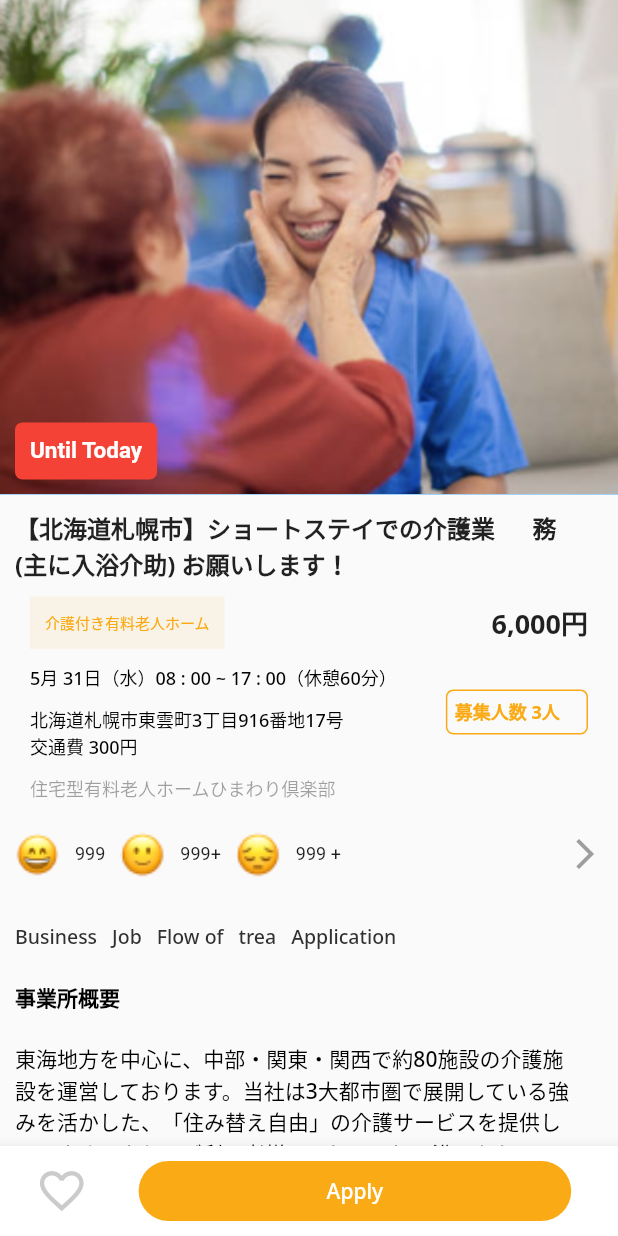
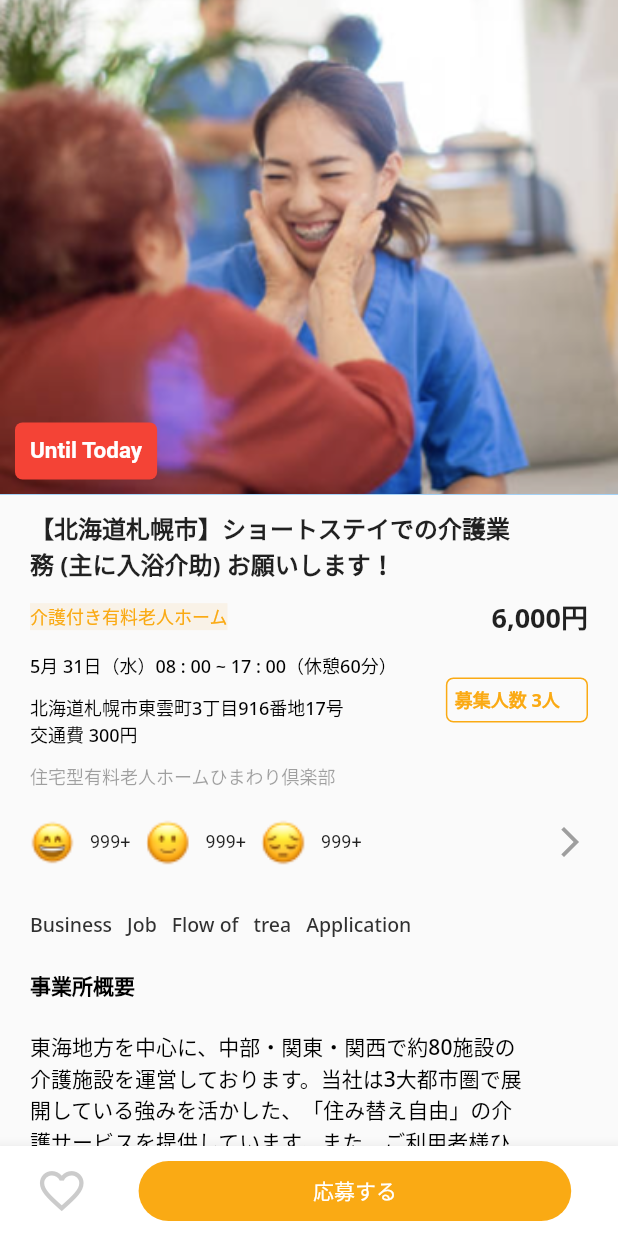
Before and after one commit to sreejagath/stuntech, a Flutter app: the JobDetails screen opened directly, on a phone screen of 412 x 824 dp. Run offline on Flutter 3.47's test engine with Material 2 defaults, Android fonts, the light colour scheme and no system bars; our stand-ins replace get, google_fonts.

Commit message:
UI update

```diff
--- a/lib/view/job_details.dart
+++ b/lib/view/job_details.dart
@@ -20,13 +20,12 @@ class JobDetails extends StatelessWidget {
           children: [
             HeaderImage(),
             Padding(
-              padding: const EdgeInsets.all(10),
+              padding: const EdgeInsets.symmetric(horizontal: 20, vertical: 10),
               child: Column(
+                crossAxisAlignment: CrossAxisAlignment.start,
                 children: [
-                  Row(
-                    children: [
-                      Container(
-                        width: MediaQuery.of(context).size.width * 0.9,
+                  SizedBox(
+                    width: MediaQuery.of(context).size.width * 0.8,
                     child: Text(
                       //'[Sapporo, Hokkaido] Nursing care business in a short stay (mainly bathing assistance), please!' ,
                       '【北海道札幌市】ショートステイでの介護業      務 (主に入浴介助) お願いします！',
@@ -37,24 +36,20 @@ class JobDetails extends StatelessWidget {
                       ),
                     ),
                   ),
-                    ],
-                  ),
                   const SizedBox(
                     height: 10,
                   ),
-                  Padding(
-                    padding: const EdgeInsets.only(left: 10, right: 10),
-                    child: Row(
+                  Row(
                     mainAxisAlignment: MainAxisAlignment.spaceAround,
                     children: [
                       Container(
                         color: const Color(0xFFEEAB40).withOpacity(0.1),
-                          padding: const EdgeInsets.all(10),
+                        //padding: const EdgeInsets.all(10),
                         child: Text(
                           '介護付き有料老人ホーム',
                           //'Paid nursing home for elderly',
                           style: TextStyle(
-                              fontSize: 10,
+                            fontSize: 12,
                             color: mainText,
                             fontFamily: GoogleFonts.notoSans().fontFamily,
                             fontWeight: FontWeight.w500,
@@ -73,7 +68,6 @@ class JobDetails extends StatelessWidget {
                       ),
                     ],
                   ),
-                  ),
                   // const SizedBox(
                   //   height: 10,
                   // ),
@@ -81,9 +75,7 @@ class JobDetails extends StatelessWidget {
                   const SizedBox(
                     height: 10,
                   ),
-                  Padding(
-                    padding: const EdgeInsets.only(left: 10, right: 10),
-                    child: Column(
+                  Column(
                     children: [
                       JobDetail(),
                       const SizedBox(
@@ -105,18 +97,20 @@ class JobDetails extends StatelessWidget {
                         ],
                       ),
                     ],
-                    ),
                   )
                 ],
               ),
             ),
-            const Reactions(),
+            Padding(
+              padding: const EdgeInsets.symmetric(horizontal: 10, ),
+              child: const Reactions(),
+            ),
             const SizedBox(
               height: 10,
             ),
             Padding(
-                padding: const EdgeInsets.all(10.0),
-                child: Container(
+                padding: const EdgeInsets.symmetric(horizontal: 20, vertical: 10),
+                child: SizedBox(
                   height: 20,
                   child: Row(
                     children: [
@@ -152,7 +146,7 @@ class JobDetails extends StatelessWidget {
             //   height: 10,
             // ),
             Padding(
-              padding: const EdgeInsets.all(10.0),
+              padding: const EdgeInsets.symmetric(horizontal: 20, vertical: 10),
               child: Column(
                 children: [
                   Row(
@@ -173,7 +167,7 @@ class JobDetails extends StatelessWidget {
                   Row(
                     children: [
                       SizedBox(
-                        width: MediaQuery.of(context).size.width * 0.9,
+                        width: MediaQuery.of(context).size.width * 0.8,
                         child: Text(
                             '''東海地方を中心に、中部・関東・関西で約80施設の介護施設を運営しております。当社は3大都市圏で展開している強みを活かした、「住み替え自由」の介護サービスを提供しています。また、ご利用者様ひとりひとりに沿ったケアの実践だけでなく、ご家族様にも安心して預けていただけるようなサポート体''',
                             //'''We operate about 80 long-term care facilities in the Chubu, Kanto, and Kansai regions, mainly in the Tokai region. We provide "free relocation" long-term care services that take advantage of our strengths in the three major metropolitan areas. In addition to practicing care tailored to each user, a support body that allows families to leave it with peace of mind.''',
@@ -184,6 +178,23 @@ class JobDetails extends StatelessWidget {
                               fontWeight: FontWeight.w500,
                             )),
                       ),
+                    ],
+                  ),
+                  SizedBox(height: 10,),
+                  Row(
+                    mainAxisAlignment:MainAxisAlignment.center,
+                    children: [
+                      Icon(Icons.arrow_drop_down, color: Colors.grey, size: 20,),
+                      const SizedBox(
+                        width: 10,
+                      ),
+                      Text('もっとみる',
+                          style: TextStyle(
+                            fontSize: 14,
+                            color: Colors.grey,
+                            fontFamily: GoogleFonts.notoSans().fontFamily,
+                            fontWeight: FontWeight.w500,
+                          )),
                     ],
                   ),
                   const SizedBox(
@@ -237,7 +248,7 @@ class JobDetails extends StatelessWidget {
               thickness: 1,
             ),
             Padding(
-                padding: const EdgeInsets.all(10.0),
+                padding: const EdgeInsets.symmetric(horizontal: 20, vertical: 10),
                 child: Column(children: [
                   Row(
                     children: [
@@ -320,7 +331,7 @@ class JobDetails extends StatelessWidget {
                         crossAxisAlignment: CrossAxisAlignment.start,
                         children: [
                           SizedBox(
-                              width: MediaQuery.of(context).size.width * 0.9,
+                              width: MediaQuery.of(context).size.width * 0.8,
                               child: Text('''・リハビリ機器の誘導
 ・書類業務
 ・送迎（AT小型車のシエンタ使用）
@@ -375,27 +386,35 @@ class JobDetails extends StatelessWidget {
                   Wrap(
                     direction: Axis.horizontal,
                     children: const [
-                      CareGivingItem(title: 'treatment 1'),
+                      CareGivingItem(title: '待遇その１'),
                       SizedBox(
                         width: 10,
                       ),
-                      CareGivingItem(title: 'treatment 2'),
+                      CareGivingItem(title: 'サンプル待遇その２'),
                       SizedBox(
                         width: 10,
                       ),
-                      CareGivingItem(title: 'sample treatment'),
+                      CareGivingItem(title: '待遇その３'),
                       SizedBox(
                         width: 10,
                       ),
-                      CareGivingItem(title: 'treatment 3'),
+                      CareGivingItem(title: 'サンプル待遇その４'),
                       SizedBox(
                         width: 10,
                       ),
-                      CareGivingItem(title: 'treatment 4'),
+                      CareGivingItem(title: '待遇その５'),
                       SizedBox(
                         width: 10,
                       ),
-                      CareGivingItem(title: 'treatment 5'),
+                      CareGivingItem(title: '待遇その6'),
+                      SizedBox(
+                        width: 10,
+                      ),
+                      CareGivingItem(title: '待遇その７'),
+                      SizedBox(
+                        width: 10,
+                      ),
+                      CareGivingItem(title: 'サンプル待遇その８'),
                       SizedBox(
                         width: 10,
                       ),
@@ -428,11 +447,15 @@ class JobDetails extends StatelessWidget {
                       Wrap(
                         direction: Axis.horizontal,
                         children: const [
-                          CareGivingItem(title: 'Social work'),
+                          CareGivingItem(title: '社会福祉士'),
                           SizedBox(
                             width: 10,
                           ),
-                          CareGivingItem(title: 'long term foodist'),
+                          CareGivingItem(title: '介護食士1級'),
+                          SizedBox(
+                            width: 10,
+                          ),
+                          CareGivingItem(title: '社会福祉主事'),
                           SizedBox(
                             width: 10,
                           ),
@@ -519,8 +542,7 @@ class JobDetails extends StatelessWidget {
                         borderRadius: BorderRadius.circular(10),
                         color: Colors.grey),
                     alignment: Alignment.center,
-                    child: const Text('Map',
-                        style: TextStyle(fontSize: 20, color: Colors.white)),
+                    child: Image.asset('assets/images/map.png'),
                   ),
                   const SizedBox(
                     height: 10,
@@ -529,7 +551,7 @@ class JobDetails extends StatelessWidget {
                     children: [
                       Container(
                         padding: const EdgeInsets.all(10.0),
-                        width: MediaQuery.of(context).size.width * 0.9,
+                        width: MediaQuery.of(context).size.width * 0.8,
                         child: Text('北海道札幌市 XXXX 区 XXX 条 XX 丁目 XX 番 XX 号',
                             //'Sapporo City, Hokkaido XXXX Ward XXX Article XX Chome XX No. XX',
                             style: TextStyle(
@@ -548,7 +570,7 @@ class JobDetails extends StatelessWidget {
                     children: [
                       Container(
                         padding: const EdgeInsets.only(left: 10.0, right: 10.0),
-                        width: MediaQuery.of(context).size.width * 0.9,
+                        width: MediaQuery.of(context).size.width * 0.8,
                         child: Text('''・”XXXXXX” 駅から徒歩 “XX” 分
 ・”XXXXXX” から車で “XX” 分
 ・”XXXXXX” からバイクで “XX” 分''',
@@ -654,8 +676,8 @@ class JobDetails extends StatelessWidget {
                     height: 20,
                   ),
                   Row(children: [
-                    Container(
-                      width: MediaQuery.of(context).size.width * 0.9,
+                    SizedBox(
+                      width: MediaQuery.of(context).size.width * 0.8,
                       child: Text(
                         '''金髪などの派手な髪型は規定上、お断りいたします。
 
@@ -722,7 +744,7 @@ class JobDetails extends StatelessWidget {
                           Row(
                             children: [
                               Container(
-                                width: MediaQuery.of(context).size.width * 0.9,
+                                width: MediaQuery.of(context).size.width * 0.8,
                                 padding: const EdgeInsets.only(
                                     left: 10.0, right: 10.0),
                                 child: Text(
@@ -788,7 +810,7 @@ class JobDetails extends StatelessWidget {
                                 const EdgeInsets.only(left: 10.0, right: 10.0),
                             child: Row(
                               children: [
-                                Container(
+                                SizedBox(
                                   width:
                                       MediaQuery.of(context).size.width * 0.6,
                                   child: Text('介護付き有料老人ホームソラスト小松原',
@@ -839,7 +861,7 @@ class JobDetails extends StatelessWidget {
                     context: context,
                     builder: (BuildContext context) {
                       return AlertDialog(
-                        content: Container(
+                        content: SizedBox(
                           height: MediaQuery.of(context).size.height * 0.35,
                           child: Column(children: [
                             Image.network(
@@ -911,7 +933,7 @@ class JobDetails extends StatelessWidget {
                 ),
                 alignment: Alignment.center,
                 child: Text(
-                  'Apply',
+                  '応募する',
                   style: TextStyle(
                     fontSize: 14,
                     color: Colors.white,
--- a/lib/view/widgets/reaction.dart
+++ b/lib/view/widgets/reaction.dart
@@ -36,7 +36,7 @@ class Reactions extends StatelessWidget {
                   width: 10,
                 ),
                 const Text(
-                  '999',
+                  '999+',
                   style: TextStyle(
                     fontSize: 12,
                     fontWeight: FontWeight.w400,
@@ -96,7 +96,7 @@ class Reactions extends StatelessWidget {
                   width: 10,
                 ),
                 const Text(
-                  '999 +',
+                  '999+',
                   style: const TextStyle(
                     fontSize: 12,
                     fontWeight: FontWeight.w400,
```
Also changed, not shown: assets/images/map.png (added). Lines whose indentation alone changed are shown as unchanged.
